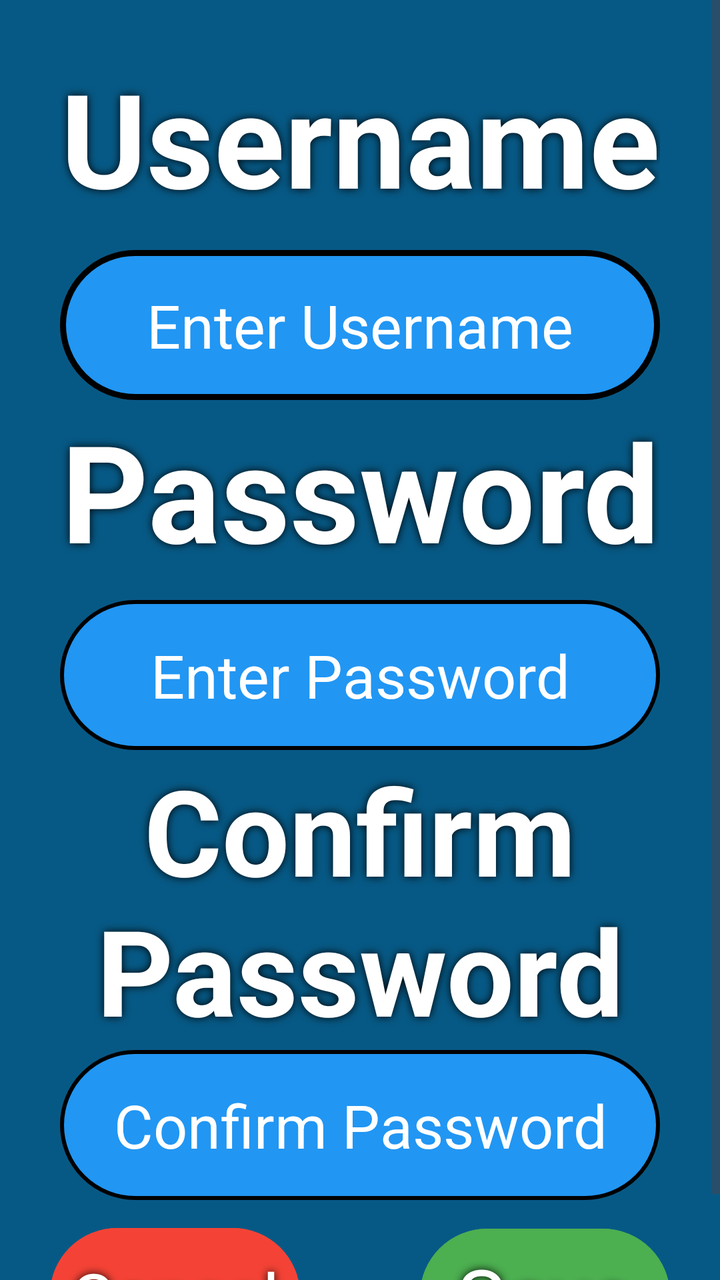
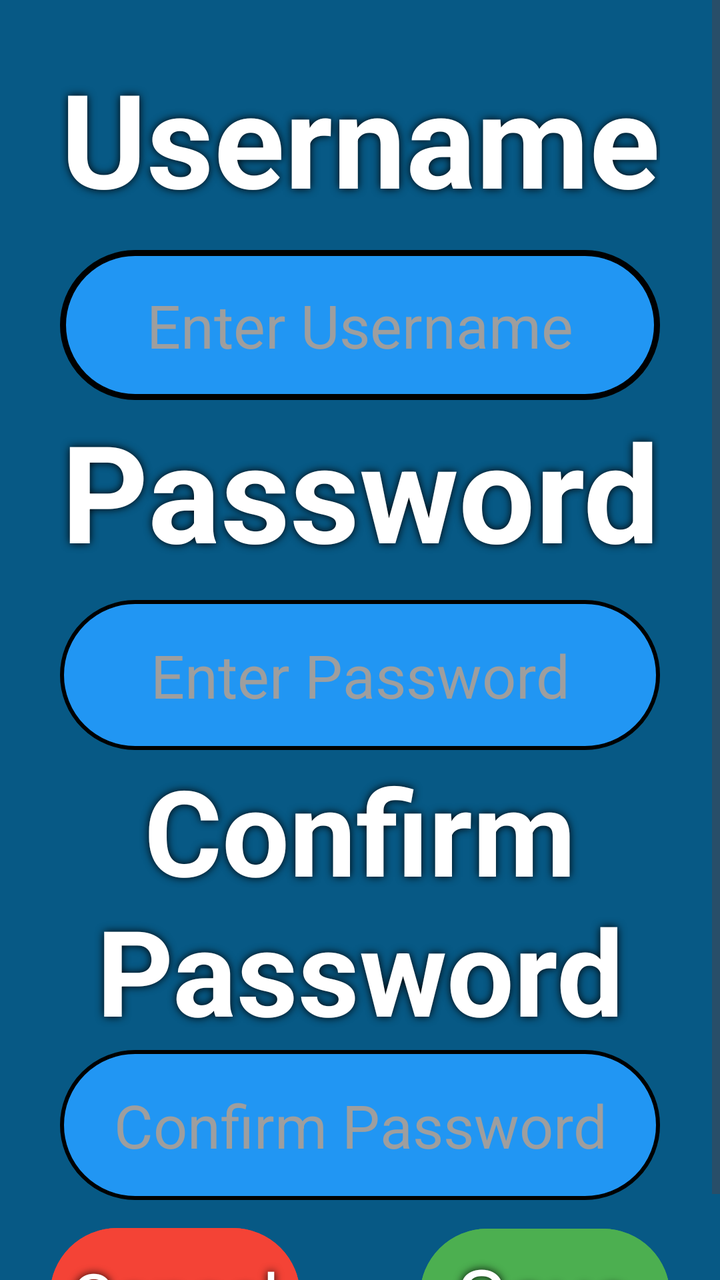

Screens rendered from an Android XML layout before and after an edit, with the pre-edit source and the edit as a unified diff.
<!-- AndroidManifest.xml: application theme Theme.KracKShacKBanking -->
<!-- res/layout/register.xml -->
<?xml version="1.0" encoding="utf-8"?>
<androidx.constraintlayout.widget.ConstraintLayout xmlns:android="http://schemas.android.com/apk/res/android"
    xmlns:app="http://schemas.android.com/apk/res-auto"
    xmlns:tools="http://schemas.android.com/tools"
    android:layout_width="match_parent"
    android:layout_height="match_parent"
    android:background="@color/maincolour">

    <ScrollView
        android:layout_width="match_parent"
        android:layout_height="match_parent"
        app:layout_constraintBottom_toBottomOf="parent"
        app:layout_constraintEnd_toEndOf="parent"
        app:layout_constraintStart_toStartOf="parent"
        app:layout_constraintTop_toTopOf="parent">

        <LinearLayout
            android:layout_width="match_parent"
            android:layout_height="wrap_content"
            android:orientation="vertical" >

            <TextView
                android:id="@+id/txtCategory"
                android:layout_marginTop="25dp"
                android:layout_gravity="center"
                android:layout_width="300dp"
                android:layout_height="100dp"
                android:autoSizeTextType="uniform"
                android:elevation="4dp"
                android:shadowColor="@color/black"
                android:shadowDx="0.0"
                android:shadowDy="0.0"
                android:shadowRadius="10.0"
                android:text="@string/Username"
                android:textAlignment="center"
                android:textColor="@color/white"
                android:textStyle="bold"/>

            <EditText
                android:id="@+id/txtUsernameInput"
                android:layout_width="300dp"
                android:layout_height="75dp"
                android:layout_gravity="center"
                android:layout_marginTop="0dp"
                android:background="@drawable/format_button"
                android:gravity="center"
                android:hint="@string/username_input_hint"
                android:inputType="text"
                android:paddingStart="10dp"
                android:paddingTop="10dp"
                android:paddingEnd="10dp"
                android:paddingBottom="10dp"
                android:text="@string/EnterUsername"
                android:textColor="@color/white"
                android:textColorHint="@color/white"
                android:textSize="30sp" />

            <TextView
                android:id="@+id/txtPassword"
                android:layout_width="300dp"
                android:layout_height="100dp"
                android:layout_gravity="center"
                android:layout_marginTop="0dp"
                android:autoSizeTextType="uniform"
                android:elevation="4dp"
                android:shadowColor="@color/black"
                android:shadowDx="0.0"
                android:shadowDy="0.0"
                android:shadowRadius="10.0"
                android:text="@string/Password"
                android:textAlignment="center"
                android:textColor="@color/white"
                android:textStyle="bold"/>

            <EditText
                android:id="@+id/txtPasswordInput"
                android:layout_width="300dp"
                android:layout_height="75dp"
                android:layout_gravity="center"
                android:layout_marginTop="0dp"
                android:background="@drawable/format_text_input"
                android:gravity="center"
                android:hint="@string/password_input_hint"
                android:inputType="textPassword"
                android:paddingStart="10dp"
                android:paddingTop="10dp"
                android:paddingEnd="10dp"
                android:paddingBottom="10dp"
                android:textColor="@color/white"
                android:textColorHint="@color/white"
                android:textSize="30sp" />

            <TextView
                android:id="@+id/txtConfirmPassword"
                android:layout_width="300dp"
                android:layout_height="150dp"
                android:layout_gravity="center"
                android:layout_marginTop="0dp"
                android:autoSizeTextType="uniform"
                android:elevation="4dp"
                android:shadowColor="@color/black"
                android:shadowDx="0.0"
                android:shadowDy="0.0"
                android:shadowRadius="10.0"
                android:text="@string/confirm_password"
                android:textAlignment="center"
                android:textColor="@color/white"
                android:textStyle="bold" />

            <EditText
                android:id="@+id/txtConfirmPasswordInput"
                android:layout_width="300dp"
                android:layout_height="75dp"
                android:layout_gravity="center"
                android:layout_marginTop="0dp"
                android:background="@drawable/format_text_input"
                android:gravity="center"
                android:hint="@string/confirm_password_input_hint"
                android:inputType="textPassword"
                android:textColor="@color/white"
                android:textColorHint="@color/white"
                android:textSize="30sp" />

            <Button
                android:id="@+id/btnCancel"
                android:layout_width="125dp"
                android:layout_height="75dp"
                android:layout_gravity="start"
                android:layout_marginStart="25dp"
                android:layout_marginTop="10dp"
                android:backgroundTint="@color/red" />

            <Button
                android:id="@+id/btnEnter"
                android:layout_width="125dp"
                android:layout_height="75dp"
                android:layout_gravity="end"
                android:layout_marginEnd="25dp"
                android:layout_marginTop="-75dp"
                android:backgroundTint="@color/green" />

            <TextView
                android:id="@+id/btnCancelText"
                android:layout_width="125dp"
                android:layout_height="75dp"
                android:layout_gravity="start"
                android:layout_marginStart="25dp"
                android:layout_marginTop="-75dp"
                android:autoSizeTextType="uniform"
                android:background="@drawable/format_button_text"
                android:elevation="5dp"
                android:gravity="center"
                android:paddingStart="10dp"
                android:paddingTop="10dp"
                android:paddingEnd="10dp"
                android:paddingBottom="10dp"
                android:shadowColor="@color/black"
                android:shadowDx="0.0"
                android:shadowDy="0.0"
                android:shadowRadius="10.0"
                android:text="@string/cancel"
                android:textColor="@color/white" />

            <TextView
                android:id="@+id/btnEnterText"
                android:layout_width="125dp"
                android:layout_height="75dp"
                android:layout_gravity="end"
                android:layout_marginEnd="25dp"
                android:layout_marginTop="-75dp"
                android:autoSizeTextType="uniform"
                android:background="@drawable/format_button_text"
                android:elevation="5dp"
                android:gravity="center"
                android:paddingStart="10dp"
                android:paddingTop="10dp"
                android:paddingEnd="10dp"
                android:paddingBottom="10dp"
                android:shadowColor="@color/black"
                android:shadowDx="0.0"
                android:shadowDy="0.0"
                android:shadowRadius="10.0"
                android:text="@string/save"
                android:textColor="@color/white" />
        </LinearLayout>
    </ScrollView>

</androidx.constraintlayout.widget.ConstraintLayout>
<!-- resources referenced by this layout -->
<resources>
  <color name="black">#000000</color>
  <color name="green">#4CAF50</color>
  <color name="maincolour">#075985</color>
  <color name="red">#F44336</color>
  <color name="white">#FFFFFF</color>
  <!-- drawable format_button (drawable) -->
  <?xml version="1.0" encoding="utf-8"?>
  <selector xmlns:android="http://schemas.android.com/apk/res/android">
      <item android:state_enabled="true">
          <shape android:shape="rectangle">
              <solid android:color="@color/primary" />
              <stroke
                  android:width="3dp"
                  android:color="@color/black" />
              <corners android:radius="50dp" />
              <padding
                  android:left="50dp"
                  android:top="50dp"
                  android:right="50dp"
                  android:bottom="50dp" />
          </shape>
      </item>
  </selector>
  <!-- drawable format_button_text (drawable) -->
  <?xml version="1.0" encoding="utf-8"?>
  <layer-list xmlns:android="http://schemas.android.com/apk/res/android">
      <item
          android:bottom="4dp"
          android:left="4dp"
          android:right="4dp"
          android:top="4dp">
          <shape android:shape="rectangle">
              <solid android:color="@color/transparent" />
              <corners android:radius="30dp" />
              <padding
                  android:bottom="50dp"
                  android:left="50dp"
                  android:right="50dp"
                  android:top="50dp" />
          </shape>
      </item>
  </layer-list>
  <!-- drawable format_text_input (drawable) -->
  <?xml version="1.0" encoding="utf-8"?>
  <shape xmlns:android="http://schemas.android.com/apk/res/android"
      android:shape="rectangle">
      <solid android:color="@color/primary" />
      <stroke
          android:width="2dp"
          android:color="@color/black" />
      <corners android:radius="50dp" />
  </shape>
  <string name="EnterUsername">Enter Username</string>
  <string name="Password">Password</string>
  <string name="Username">Username</string>
  <string name="cancel">Cancel</string>
  <string name="confirm_password">Confirm Password</string>
  <string name="confirm_password_input_hint">Confirm Password</string>
  <string name="password_input_hint">Enter Password</string>
  <string name="save">Save</string>
  <string name="username_input_hint">Username Input Hint</string>
  <style name="Theme.KracKShacKBanking" parent="Theme.Material3.DayNight.NoActionBar">
          <item name="colorPrimary">@color/primary</item>
          <item name="colorPrimaryVariant">@color/primary_dark</item>
          <item name="colorOnPrimary">@color/white</item>
          <item name="colorSecondary">@color/secondary</item>
          <item name="colorSecondaryVariant">@color/secondary_dark</item>
          <item name="colorOnSecondary">@color/black</item>
          <item name="android:statusBarColor">@color/primary</item>
          <item name="android:navigationBarColor">@color/primary</item>
          <item name="android:windowLightStatusBar">false</item>
  
      </style>
  <color name="primary">#2196F3</color>
  <color name="transparent">#00000000</color>
  <color name="primary_dark">#1976D2</color>
  <color name="secondary">#FFC107</color>
  <color name="secondary_dark">#FFA000</color>
</resources>

<!-- the commit's change to res/layout/register.xml (unified diff, before → after) -->
@@ -44,15 +44,15 @@
                 android:layout_marginTop="0dp"
                 android:background="@drawable/format_button"
                 android:gravity="center"
-                android:hint="@string/username_input_hint"
+                android:hint="@string/Username"
                 android:inputType="text"
                 android:paddingStart="10dp"
                 android:paddingTop="10dp"
                 android:paddingEnd="10dp"
                 android:paddingBottom="10dp"
                 android:text="@string/EnterUsername"
-                android:textColor="@color/white"
-                android:textColorHint="@color/white"
+                android:textColor="@color/text_hint"
+                android:textColorHint="@color/text_hint"
                 android:textSize="30sp" />
 
             <TextView
@@ -86,8 +86,8 @@
                 android:paddingTop="10dp"
                 android:paddingEnd="10dp"
                 android:paddingBottom="10dp"
-                android:textColor="@color/white"
-                android:textColorHint="@color/white"
+                android:textColor="@color/text_hint"
+                android:textColorHint="@color/text_hint"
                 android:textSize="30sp" />
 
             <TextView
@@ -117,8 +117,8 @@
                 android:gravity="center"
                 android:hint="@string/confirm_password_input_hint"
                 android:inputType="textPassword"
-                android:textColor="@color/white"
-                android:textColorHint="@color/white"
+                android:textColor="@color/text_hint"
+                android:textColorHint="@color/text_hint"
                 android:textSize="30sp" />
 
             <Button
<!-- resource entries referenced after the edit -->
@@ -4,6 +4,7 @@
   <color name="green">#4CAF50</color>
   <color name="maincolour">#075985</color>
   <color name="red">#F44336</color>
+  <color name="text_hint">#9E9E9E</color>
   <color name="white">#FFFFFF</color>
   <!-- drawable format_button (drawable) -->
   <?xml version="1.0" encoding="utf-8"?>
@@ -60,7 +61,6 @@
   <string name="confirm_password_input_hint">Confirm Password</string>
   <string name="password_input_hint">Enter Password</string>
   <string name="save">Save</string>
-  <string name="username_input_hint">Username Input Hint</string>
   <style name="Theme.KracKShacKBanking" parent="Theme.Material3.DayNight.NoActionBar">
           <item name="colorPrimary">@color/primary</item>
           <item name="colorPrimaryVariant">@color/primary_dark</item>
